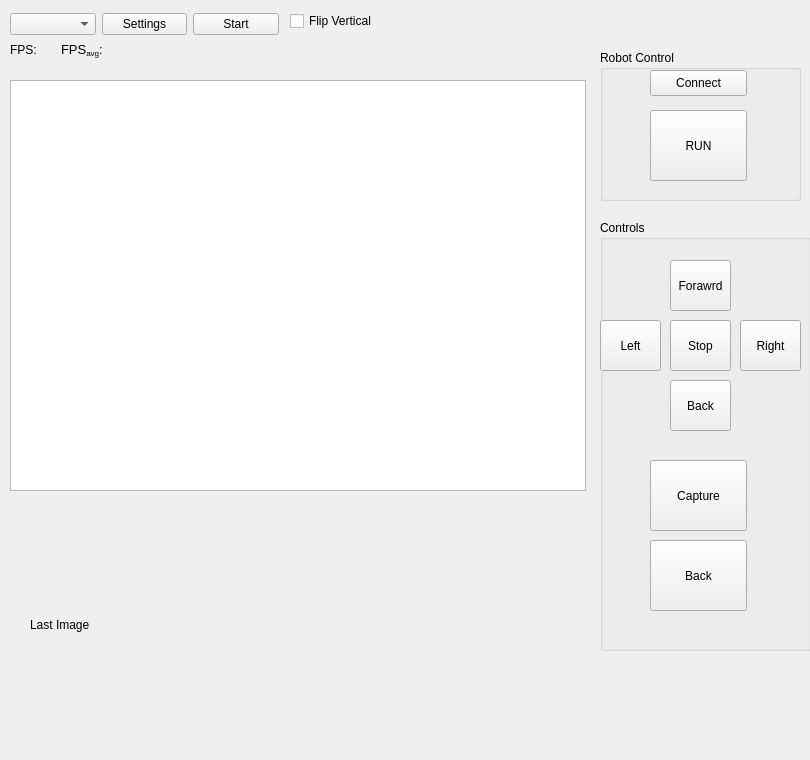
This is imagecapture.ui in rajithavk/frontend as Qt 5 draws it before an edit. The edited form follows.
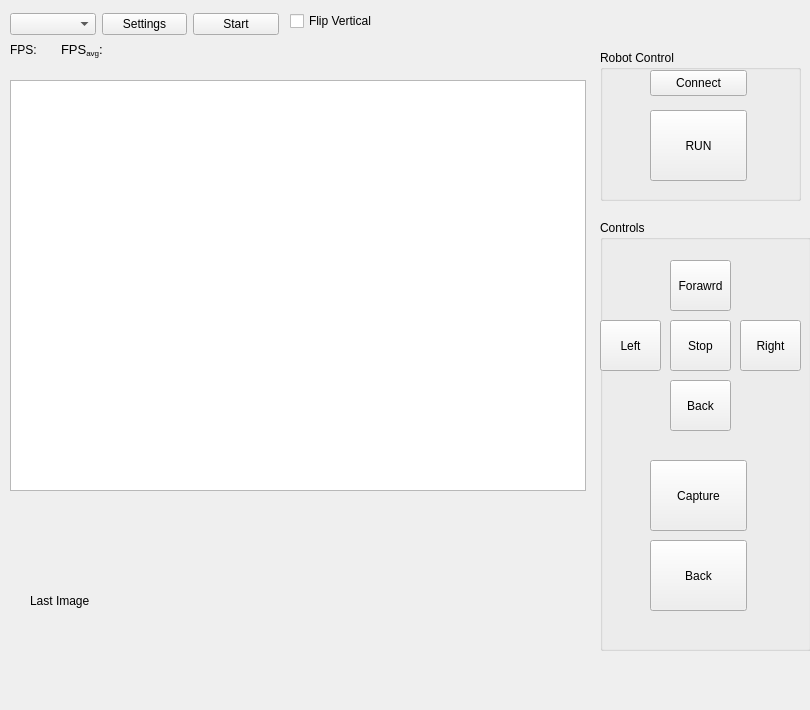
This is the edited form. Custom widgets are drawn as their Qt base class.

```diff
--- a/imagecapture.ui
+++ b/imagecapture.ui
@@ -7,9 +7,21 @@
     <x>0</x>
     <y>0</y>
     <width>810</width>
-    <height>760</height>
+    <height>710</height>
    </rect>
   </property>
+  <property name="sizePolicy">
+   <sizepolicy hsizetype="Fixed" vsizetype="Fixed">
+    <horstretch>0</horstretch>
+    <verstretch>0</verstretch>
+   </sizepolicy>
+  </property>
+  <property name="maximumSize">
+   <size>
+    <width>810</width>
+    <height>710</height>
+   </size>
+  </property>
   <property name="windowTitle">
    <string>ImageCapture</string>
   </property>
@@ -100,11 +112,17 @@
    <property name="geometry">
     <rect>
      <x>30</x>
-     <y>500</y>
-     <width>200</width>
-     <height>250</height>
+     <y>510</y>
+     <width>191</width>
+     <height>181</height>
     </rect>
    </property>
+   <property name="sizePolicy">
+    <sizepolicy hsizetype="Fixed" vsizetype="Fixed">
+     <horstretch>0</horstretch>
+     <verstretch>0</verstretch>
+    </sizepolicy>
+   </property>
    <property name="text">
     <string>Last Image</string>
    </property>
```
